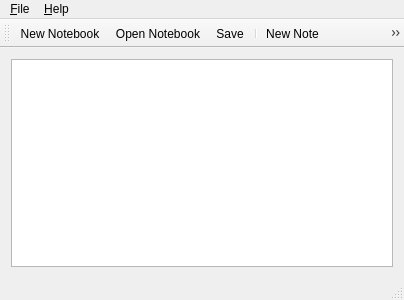
Old version of the form src/lib/mainwindow.ui in the repository MukizuL/toynote.
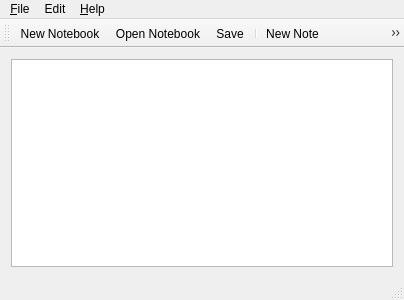
New version of the form. Icons and pictures are not drawn.

What changed in the file:
```diff
--- a/src/lib/mainwindow.ui
+++ b/src/lib/mainwindow.ui
@@ -58,7 +58,13 @@
     <addaction name="actionAbout"/>
     <addaction name="actionVisit_Website"/>
    </widget>
+   <widget class="QMenu" name="menuEdit">
+    <property name="title">
+     <string>Edit</string>
+    </property>
+   </widget>
    <addaction name="menuFile"/>
+   <addaction name="menuEdit"/>
    <addaction name="menuHelp"/>
   </widget>
   <widget class="QToolBar" name="mainToolBar">
```
